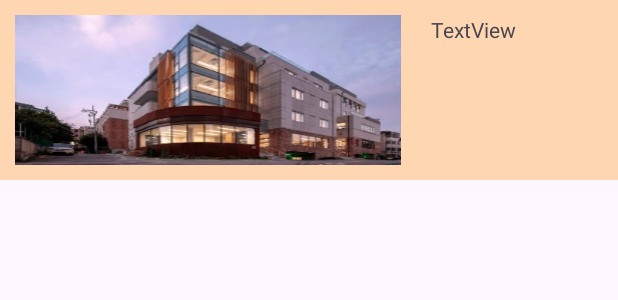
After one commit to seyeon91/Kotlin-Android, an Android app: the layout marketinfo_marker.xml on its own in the app's theme, with its tools: preview values and no code run, on a phone screen of 412 x 824 dp. The commit adds this screen. Shown: the top 300 px of the screen. Run offline under Robolectric (Android 15) with nearby library versions, the phone set to English and light mode, and no system bars.

Commit message:
13장 위치 기반 구글 지도

```diff
--- a/BookMarket/app/build.gradle.kts
+++ b/BookMarket/app/build.gradle.kts
@@ -41,4 +41,5 @@ dependencies {
     testImplementation(libs.junit)
     androidTestImplementation(libs.androidx.espresso.core)
     androidTestImplementation(libs.androidx.junit)
+    implementation("com.google.android.gms:play-services-maps:19.0.0")
 }
--- a/BookMarket/app/src/main/java/com/androidbook/bookmarket/MenuActivity.kt
+++ b/BookMarket/app/src/main/java/com/androidbook/bookmarket/MenuActivity.kt
@@ -18,6 +18,7 @@ import android.widget.Button
 import android.widget.TextView
 import androidx.appcompat.app.AlertDialog
 import com.androidbook.bookmarket.mypage.MyPageActivity
+import com.androidbook.bookmarket.marketinfo.MarketInfoActivity
 
 class MenuActivity : AppCompatActivity(), NavigationView.OnNavigationItemSelectedListener {
 
@@ -69,7 +70,8 @@ class MenuActivity : AppCompatActivity(), NavigationView.OnNavigationItemSelecte
     }
 
     fun onMarketInfoClick(view: View?) {
-        Toast.makeText(getApplicationContext(), "마켓정보 버튼을 클릭하였습니다", Toast.LENGTH_LONG).show()
+        val intent = Intent(this, MarketInfoActivity::class.java)
+        startActivity(intent)
     }
 
     fun onSettingClick(view: View?) {
--- /dev/null
+++ b/BookMarket/app/src/main/res/layout/marketinfo_marker.xml
@@ -0,0 +1,25 @@
+<?xml version="1.0" encoding="utf-8"?>
+<LinearLayout xmlns:android="http://schemas.android.com/apk/res/android"
+    xmlns:app="http://schemas.android.com/apk/res-auto"
+    android:layout_width="match_parent"
+    android:layout_height="wrap_content"
+    android:background="#4DFB8C00"
+    android:orientation="horizontal">
+
+    <ImageView
+        android:id="@+id/imageView"
+        android:layout_width="200dp"
+        android:layout_height="100dp"
+        android:layout_margin="10dp"
+        android:layout_weight="1"
+        android:scaleType="fitXY"
+        app:srcCompat="@drawable/hanbit" />
+
+    <TextView
+        android:id="@+id/info"
+        android:layout_width="wrap_content"
+        android:layout_height="wrap_content"
+        android:layout_margin="10dp"
+        android:layout_weight="1"
+        android:text="TextView" />
+</LinearLayout>
```
Also changed, not shown: BookMarket/app/src/main/AndroidManifest.xml (+10 -0 lines), BookMarket/app/src/main/java/com/androidbook/bookmarket/marketinfo/MarketInfoActivity.kt (added, +74 -0 lines), BookMarket/app/src/main/res/layout/activity_marketinfo.xml (added, +16 -0 lines), BookMarket/app/src/main/res/drawable/hanbit.png (added), BookMarket/app/src/main/res/drawable/hanbit_location.png (added).
